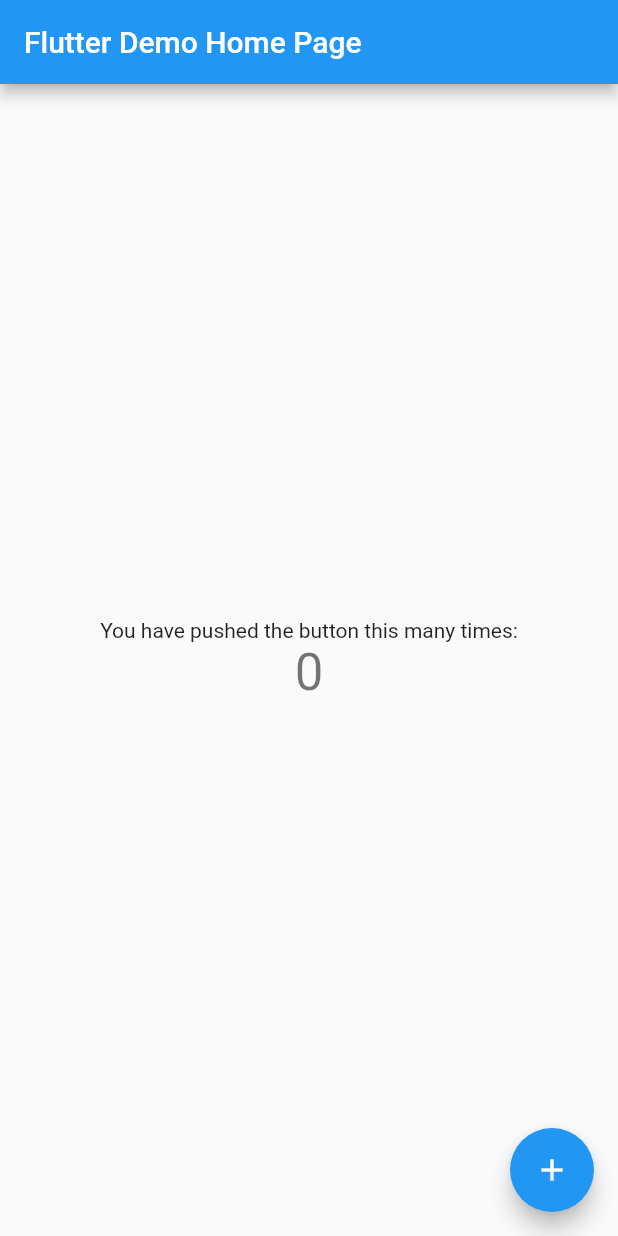
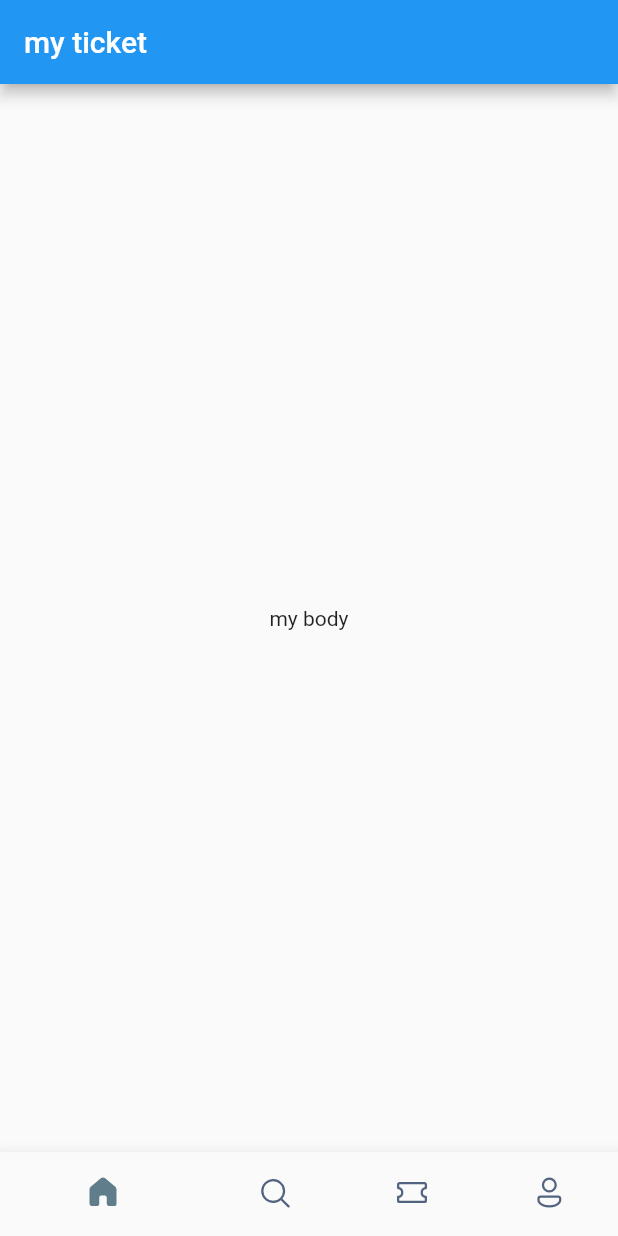
Before and after one commit to srmorteza/Tiket_Booking_Flutter, a Flutter app: the screen it shows after launch, on a phone screen of 412 x 824 dp. Run offline on Flutter 3.47's test engine with Material 2 defaults, Android fonts, the phone set to English and light mode, and no system bars; our stand-ins replace fluentui_icons.

Commit message:
add fluentui_icons package add bottom_bar to project  with icons 1401-8-11

```diff
--- a/lib/main.dart
+++ b/lib/main.dart
@@ -1,3 +1,4 @@
+import 'package:booktickets/screens/bottom_bar.dart';
 import 'package:flutter/material.dart';
 
 void main() {
@@ -24,92 +25,7 @@ class MyApp extends StatelessWidget {
         // is not restarted.
         primarySwatch: Colors.blue,
       ),
-      home: const MyHomePage(title: 'Flutter Demo Home Page'),
+      home: const BottomBar(),
     );
   }
 }
-
-class MyHomePage extends StatefulWidget {
-  const MyHomePage({super.key, required this.title});
-
-  // This widget is the home page of your application. It is stateful, meaning
-  // that it has a State object (defined below) that contains fields that affect
-  // how it looks.
-
-  // This class is the configuration for the state. It holds the values (in this
-  // case the title) provided by the parent (in this case the App widget) and
-  // used by the build method of the State. Fields in a Widget subclass are
-  // always marked "final".
-
-  final String title;
-
-  @override
-  State<MyHomePage> createState() => _MyHomePageState();
-}
-
-class _MyHomePageState extends State<MyHomePage> {
-  int _counter = 0;
-
-  void _incrementCounter() {
-    setState(() {
-      // This call to setState tells the Flutter framework that something has
-      // changed in this State, which causes it to rerun the build method below
-      // so that the display can reflect the updated values. If we changed
-      // _counter without calling setState(), then the build method would not be
-      // called again, and so nothing would appear to happen.
-      _counter++;
-    });
-  }
-
-  @override
-  Widget build(BuildContext context) {
-    // This method is rerun every time setState is called, for instance as done
-    // by the _incrementCounter method above.
-    //
-    // The Flutter framework has been optimized to make rerunning build methods
-    // fast, so that you can just rebuild anything that needs updating rather
-    // than having to individually change instances of widgets.
-    return Scaffold(
-      appBar: AppBar(
-        // Here we take the value from the MyHomePage object that was created by
-        // the App.build method, and use it to set our appbar title.
-        title: Text(widget.title),
-      ),
-      body: Center(
-        // Center is a layout widget. It takes a single child and positions it
-        // in the middle of the parent.
-        child: Column(
-          // Column is also a layout widget. It takes a list of children and
-          // arranges them vertically. By default, it sizes itself to fit its
-          // children horizontally, and tries to be as tall as its parent.
-          //
-          // Invoke "debug painting" (press "p" in the console, choose the
-          // "Toggle Debug Paint" action from the Flutter Inspector in Android
-          // Studio, or the "Toggle Debug Paint" command in Visual Studio Code)
-          // to see the wireframe for each widget.
-          //
-          // Column has various properties to control how it sizes itself and
-          // how it positions its children. Here we use mainAxisAlignment to
-          // center the children vertically; the main axis here is the vertical
-          // axis because Columns are vertical (the cross axis would be
-          // horizontal).
-          mainAxisAlignment: MainAxisAlignment.center,
-          children: <Widget>[
-            const Text(
-              'You have pushed the button this many times:',
-            ),
-            Text(
-              '$_counter',
-              style: Theme.of(context).textTheme.headline4,
-            ),
-          ],
-        ),
-      ),
-      floatingActionButton: FloatingActionButton(
-        onPressed: _incrementCounter,
-        tooltip: 'Increment',
-        child: const Icon(Icons.add),
-      ), // This trailing comma makes auto-formatting nicer for build methods.
-    );
-  }
-}
--- /dev/null
+++ b/lib/screens/bottom_bar.dart
@@ -0,0 +1,47 @@
+import 'package:fluentui_icons/fluentui_icons.dart';
+import 'package:flutter/cupertino.dart';
+import 'package:flutter/material.dart';
+
+
+
+class BottomBar extends StatefulWidget {
+  const BottomBar({Key? key}) : super(key: key);
+
+  @override
+  State<BottomBar> createState() => _BottomBarState();
+}
+
+class _BottomBarState extends State<BottomBar> {
+  @override
+  Widget build(BuildContext context) {
+    return Scaffold(
+      appBar: AppBar(
+        title: const Text("my ticket"),
+      ),
+      body: const Center(
+        child: Text("my body"),
+      ),
+      bottomNavigationBar: BottomNavigationBar(
+        elevation: 10,
+        showSelectedLabels: false,
+        showUnselectedLabels: false,
+        selectedItemColor: Colors.blueGrey,
+        unselectedItemColor: const Color(0xFF526480),
+        items: const [
+          BottomNavigationBarItem(icon: Icon(FluentSystemIcons.ic_fluent_home_regular),
+              activeIcon: Icon(FluentSystemIcons.ic_fluent_home_filled),
+              label: "home"),
+          BottomNavigationBarItem(icon: Icon(FluentSystemIcons.ic_fluent_search_regular),
+              activeIcon: Icon(FluentSystemIcons.ic_fluent_search_filled),
+              label: "search"),
+          BottomNavigationBarItem(icon: Icon(FluentSystemIcons.ic_fluent_ticket_regular),
+              activeIcon: Icon(FluentSystemIcons.ic_fluent_ticket_filled),
+              label: "ticket"),
+          BottomNavigationBarItem(icon: Icon(FluentSystemIcons.ic_fluent_person_regular),
+              activeIcon: Icon(FluentSystemIcons.ic_fluent_person_filled),
+              label: "profile"),
+        ],
+      ),
+    );
+  }
+}
--- a/pubspec.yaml
+++ b/pubspec.yaml
@@ -36,6 +36,7 @@ dependencies:
   # The following adds the Cupertino Icons font to your application.
   # Use with the CupertinoIcons class for iOS style icons.
   cupertino_icons: ^1.0.2
+  fluentui_icons:  ^1.0.0
 
 dev_dependencies:
   flutter_test:
```
Also changed, not shown: pubspec.lock.
